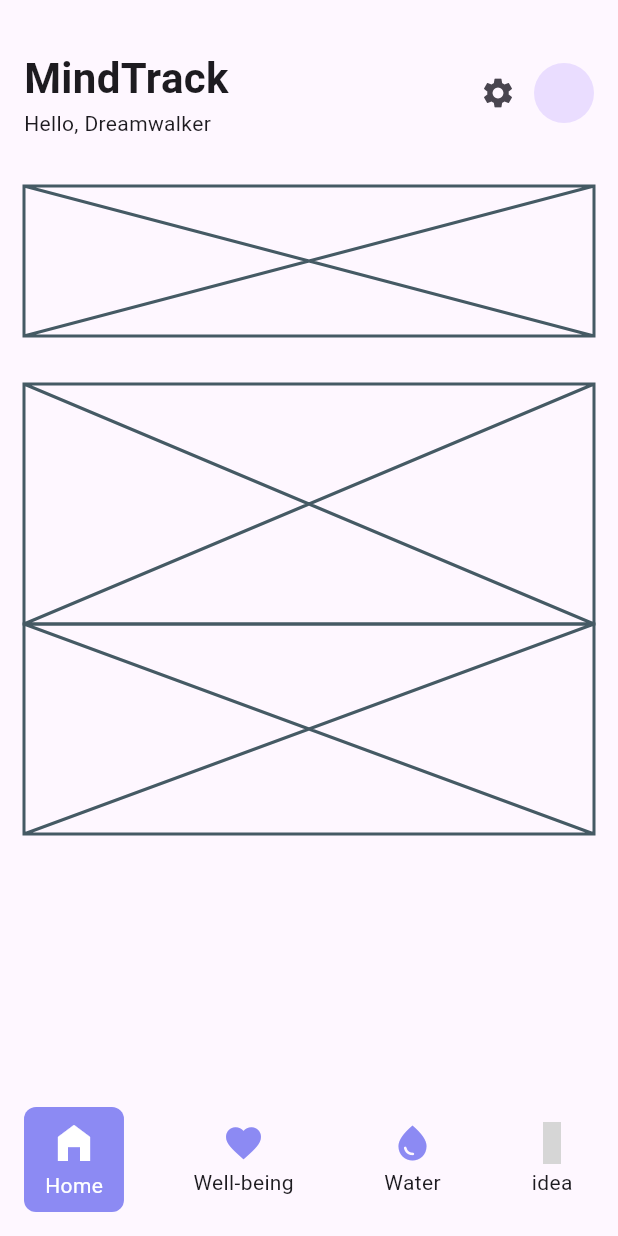
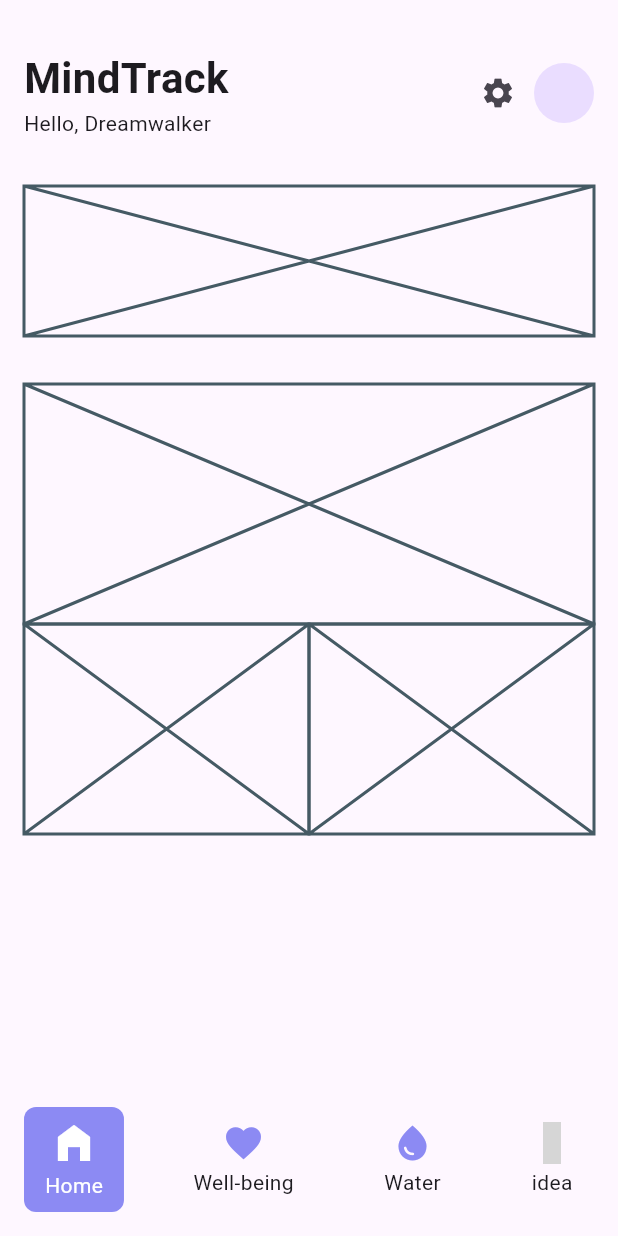
Before and after one commit to JAICHANGPARK/flutter_notebook_chapter_43, a Flutter app: the HabitJournalMainScreen screen opened directly, on a phone screen of 412 x 824 dp. Run offline on Flutter 3.47's test engine with Material 3 defaults, Android fonts, the phone set to English and light mode, and no system bars; our stand-ins replace gap, hugeicons; grey boxes are pictures that could not be loaded.

Commit message:
Update habit_journal_home_screen.dart

```diff
--- a/lib/ep2173_habit_journal_app/ui/home/habit_journal_home_screen.dart
+++ b/lib/ep2173_habit_journal_app/ui/home/habit_journal_home_screen.dart
@@ -56,6 +56,7 @@ class _HabitJournalHomeScreenState extends State<HabitJournalHomeScreen> {
               child: Row(
                 children: [
                   Expanded(child: Placeholder(),),
+                  Expanded(child: Placeholder(),),
                 ],
               )
             )
```
